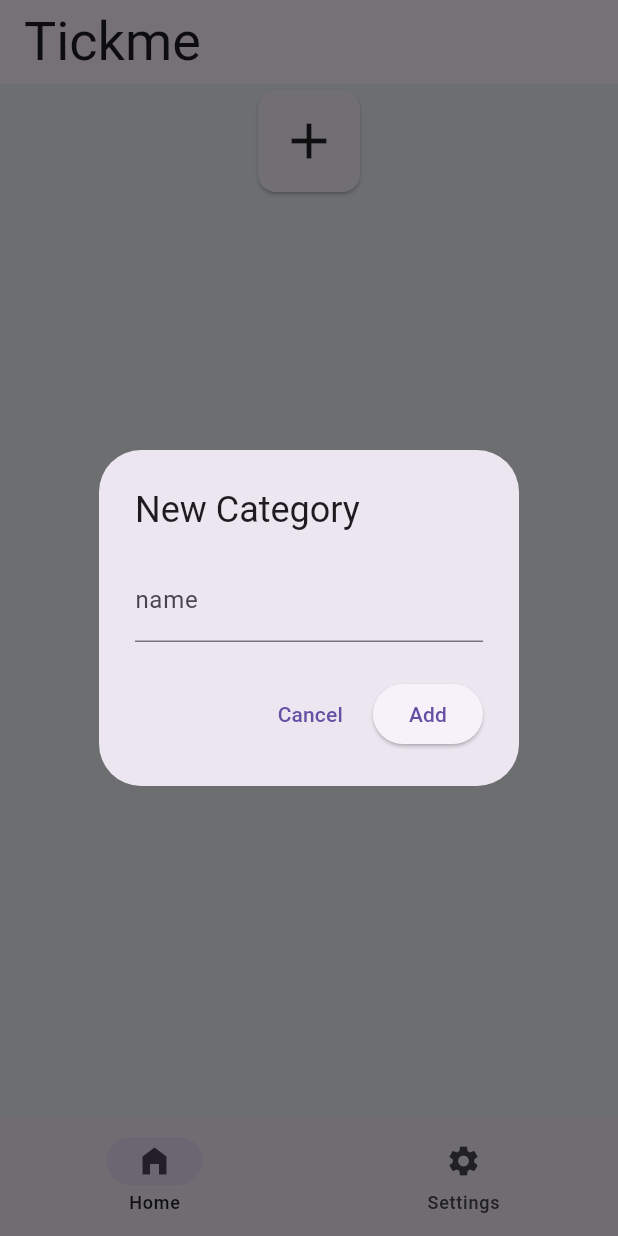
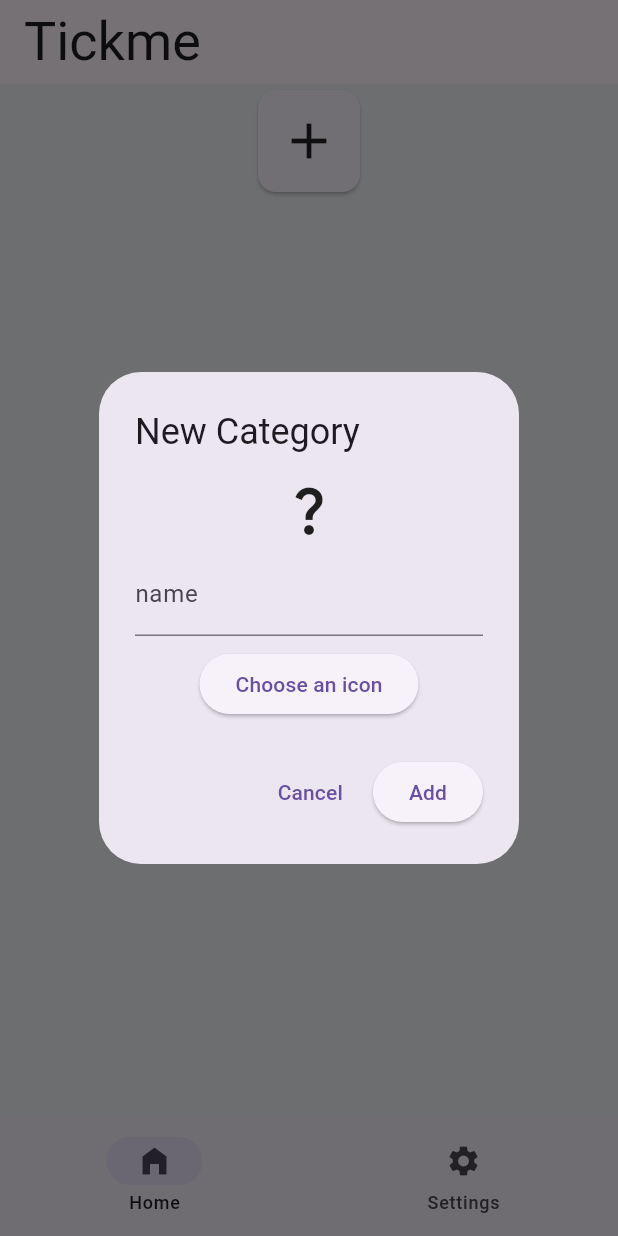
Before and after one commit to smaltravel/tickme, a Flutter app: the screen it shows after launch, after a tap on the "add" icon, on a phone screen of 412 x 824 dp. Run offline on Flutter 3.47's test engine with Material 3 defaults, Android fonts, the phone set to English and light mode, and no system bars; our stand-ins replace flutter_riverpod, go_router, hooks_riverpod, permission_handler, riverpod_annotation, shared_preferences and 1 more; missing offline and left inert: flutter_iconpicker; accounts and stored records are empty; generated files the repository leaves out were written again.

Commit message:
add icon support to TickCategoryModel and update related UI components

```diff
--- a/lib/models/tick_category.dart
+++ b/lib/models/tick_category.dart
@@ -1,5 +1,5 @@
-import 'package:flutter/foundation.dart';
 import 'package:flutter/material.dart';
+import 'package:flutter_iconpicker/flutter_iconpicker.dart';
 import 'package:json_annotation/json_annotation.dart';
 
 part 'generated/tick_category.g.dart';
@@ -10,9 +10,16 @@ class TickCategoryModel {
   final String id;
   final String name;
 
+  @JsonKey(
+    fromJson: _deserializeIcon,
+    toJson: serializeIcon,
+  )
+  final IconData icon;
+
   const TickCategoryModel({
     required this.id,
     required this.name,
+    required this.icon,
   });
 
   //For JSON serialization / deserialization
@@ -20,4 +27,9 @@ class TickCategoryModel {
       _$TickCategoryModelFromJson(json);
 
   Map<String, dynamic> toJson() => _$TickCategoryModelToJson(this);
+
+  static IconData _deserializeIcon(Map<String, dynamic> map) {
+    final iconData = deserializeIcon(map, iconPack: IconPack.material);
+    return iconData ?? const IconData(58287);
+  }
 }
--- a/lib/providers/tick_categories_provider.dart
+++ b/lib/providers/tick_categories_provider.dart
@@ -1,5 +1,6 @@
 import 'dart:convert';
 
+import 'package:flutter/widgets.dart';
 import 'package:riverpod_annotation/riverpod_annotation.dart';
 import 'package:tickme/models/tick_category.dart';
 import 'package:tickme/providers/shared_preferences_provider.dart';
@@ -30,8 +31,11 @@ class TickCategories extends _$TickCategories {
     return currentState;
   }
 
-  void add(String name) {
-    state = [...state, TickCategoryModel(id: _uuid.v7(), name: name)];
+  void add(String name, IconData icon) {
+    state = [
+      ...state,
+      TickCategoryModel(id: _uuid.v7(), name: name, icon: icon)
+    ];
   }
 
   void remove(String id) {
@@ -43,11 +47,12 @@ class TickCategories extends _$TickCategories {
     ];
   }
 
-  void rename({required String id, required String name}) {
+  void update(
+      {required String id, required String name, required IconData icon}) {
     state = [
       for (var category in state)
         if (category.id == id)
-          TickCategoryModel(id: category.id, name: name)
+          TickCategoryModel(id: category.id, name: name, icon: icon)
         else
           category
     ];
--- a/lib/screens/home_screen.dart
+++ b/lib/screens/home_screen.dart
@@ -1,4 +1,6 @@
 import 'package:flutter/material.dart';
+import 'package:flutter/services.dart';
+import 'package:flutter_iconpicker/flutter_iconpicker.dart';
 import 'package:hooks_riverpod/hooks_riverpod.dart';
 import 'package:tickme/l10n/app_localizations_context.dart';
 import 'package:tickme/models/active_timer.dart';
@@ -8,6 +10,75 @@ import 'package:tickme/providers/tick_categories_provider.dart';
 
 final _tickCard =
     Provider<TickCategoryModel>((ref) => throw UnimplementedError());
+
+Future<void> _showNewUpdateTickCategoryDialog(
+    BuildContext context, WidgetRef ref, TickCategoryModel? current) {
+  final nameController = TextEditingController(text: current?.name ?? '');
+  IconData currentIcon = current?.icon ?? Icons.question_mark;
+
+  return showDialog<void>(
+    context: context,
+    barrierDismissible: true,
+    builder: (BuildContext context) => StatefulBuilder(
+      builder: (context, setState) => AlertDialog(
+        title: Text(current == null
+            ? context.loc.home_new_category
+            : context.loc.home_edit_category),
+        content: Column(
+          mainAxisSize: MainAxisSize.min,
+          crossAxisAlignment: CrossAxisAlignment.center,
+          children: [
+            Icon(currentIcon, size: 40.0),
+            const SizedBox(height: 8.0),
+            TextField(
+              controller: nameController,
+              decoration: InputDecoration(
+                  labelText: context.loc.home_edit_category_name),
+              inputFormatters: [LengthLimitingTextInputFormatter(20)],
+            ),
+            const SizedBox(height: 8.0),
+            ElevatedButton(
+              onPressed: () async {
+                IconData? icon = await showIconPicker(context);
+                if (icon != null) {
+                  setState(() {
+                    currentIcon = icon;
+                  });
+                }
+              },
+              child: const Text('Choose an icon'),
+            ),
+          ],
+        ),
+        actions: <Widget>[
+          TextButton(
+            onPressed: () => Navigator.of(context).pop(),
+            child: Text(context.loc.cancel),
+          ),
+          ElevatedButton(
+            onPressed: () {
+              if (current == null) {
+                ref
+                    .read(tickCategoriesProvider.notifier)
+                    .add(nameController.text, currentIcon);
+              } else {
+                ref.read(tickCategoriesProvider.notifier).update(
+                      id: current.id,
+                      name: nameController.text,
+                      icon: currentIcon,
+                    );
+              }
+              Navigator.of(context).pop();
+            },
+            child: Text(current == null
+                ? context.loc.add
+                : context.loc.home_edit_category_rename),
+          ),
+        ],
+      ),
+    ),
+  );
+}
 
 class TickTileHook extends HookConsumerWidget {
   const TickTileHook({super.key});
@@ -21,7 +92,7 @@ class TickTileHook extends HookConsumerWidget {
 
     return InkWell(
       onTap: () => _startStopTimer(ref, card, activeTimer),
-      onLongPress: () => _showEditCategoryDialog(context, ref, card),
+      onLongPress: () => _showNewUpdateTickCategoryDialog(context, ref, card),
       child: Card(
         color: isActive ? Colors.lightBlueAccent.shade100 : null,
         shape: isActive
@@ -31,10 +102,19 @@ class TickTileHook extends HookConsumerWidget {
                 borderRadius: BorderRadius.circular(8.0),
               )
             : null,
-        child: Center(
-          child: Text(
-            card.name,
-            style: TextTheme.of(context).titleSmall,
+        child: Container(
+          padding: const EdgeInsets.all(2.0),
+          child: Column(
+            mainAxisSize: MainAxisSize.min,
+            mainAxisAlignment: MainAxisAlignment.center,
+            children: [
+              Icon(card.icon, size: 40.0),
+              Text(
+                card.name,
+                style: TextTheme.of(context).titleSmall,
+                textAlign: TextAlign.center,
+              ),
+            ],
           ),
         ),
       ),
@@ -54,51 +134,6 @@ class TickTileHook extends HookConsumerWidget {
     } else {
       ref.read(activeTickProvider.notifier).run(timerCategory.id);
     }
-  }
-
-  Future<void> _showEditCategoryDialog(
-      BuildContext context, WidgetRef ref, TickCategoryModel old) {
-    final nameController = TextEditingController(text: old.name);
-
-    return showDialog<void>(
-      context: context,
-      barrierDismissible: true,
-      builder: (BuildContext context) => AlertDialog(
-        title: Text(context.loc.home_edit_category),
-        content: Column(
-          mainAxisSize: MainAxisSize.min,
-          children: [
-            TextField(
-              controller: nameController,
-              decoration: InputDecoration(
-                  labelText: context.loc.home_edit_category_name),
-            )
-          ],
-        ),
-        actions: <Widget>[
-          TextButton(
-            onPressed: () => Navigator.of(context).pop(),
-            child: Text(context.loc.cancel),
-          ),
-          ElevatedButton(
-            onPressed: () {
-              ref
-                  .read(tickCategoriesProvider.notifier)
-                  .rename(id: old.id, name: nameController.text);
-              Navigator.of(context).pop();
-            },
-            child: Text(context.loc.home_edit_category_rename),
-          ),
-          ElevatedButton(
-            onPressed: () {
-              ref.read(tickCategoriesProvider.notifier).remove(old.id);
-              Navigator.of(context).pop();
-            },
-            child: Text(context.loc.remove),
-          )
-        ],
-      ),
-    );
   }
 }
 
@@ -137,7 +172,7 @@ class ElapsedTimeWidget extends ConsumerWidget {
               ),
               child: Text(
                 context.loc.home_stop,
-                style: TextStyle(color: Colors.white),
+                style: const TextStyle(color: Colors.white),
               ),
             ),
           ],
@@ -160,48 +195,11 @@ class AddTickCategoryButton extends ConsumerWidget {
   @override
   Widget build(BuildContext context, WidgetRef ref) {
     return InkWell(
-      onTap: () => _showNewCategoryDialog(context, ref),
+      onTap: () => _showNewUpdateTickCategoryDialog(context, ref, null),
       child: const Card(
         child: Center(
           child: Icon(Icons.add, size: 40.0),
         ),
-      ),
-    );
-  }
-
-  Future<void> _showNewCategoryDialog(BuildContext context, WidgetRef ref) {
-    final nameController = TextEditingController();
-
-    return showDialog<void>(
-      context: context,
-      barrierDismissible: true,
-      builder: (BuildContext context) => AlertDialog(
-        title: Text(context.loc.home_new_category),
-        content: Column(
-          mainAxisSize: MainAxisSize.min,
-          children: [
-            TextField(
-              controller: nameController,
-              decoration: InputDecoration(
-                  labelText: context.loc.home_edit_category_name),
-            )
-          ],
-        ),
-        actions: <Widget>[
-          TextButton(
-            onPressed: () => Navigator.of(context).pop(),
-            child: Text(context.loc.cancel),
-          ),
-          ElevatedButton(
-            onPressed: () {
-              ref
-                  .read(tickCategoriesProvider.notifier)
-                  .add(nameController.text);
-              Navigator.of(context).pop();
-            },
-            child: Text(context.loc.add),
-          )
-        ],
       ),
     );
   }
@@ -240,7 +238,7 @@ class HomeScreen extends ConsumerWidget {
             children: [
               ...ticks.map((t) => SizedBox(
                     width: width,
-                    height: width,
+                    height: width * 1.5,
                     child: ProviderScope(
                       overrides: [_tickCard.overrideWithValue(t)],
                       child: const TickTileHook(),
--- a/pubspec.yaml
+++ b/pubspec.yaml
@@ -27,6 +27,7 @@ dependencies:
   sqflite: ^2.4.2
   path_provider: ^2.1.5
   permission_handler: ^12.0.0+1
+  flutter_iconpicker: ^3.3.3
 
 dev_dependencies:
   build_runner: ^2.4.11
```
Also changed, not shown: lib/models/generated/tick_category.g.dart, lib/providers/generated/tick_categories_provider.g.dart, pubspec.lock.
